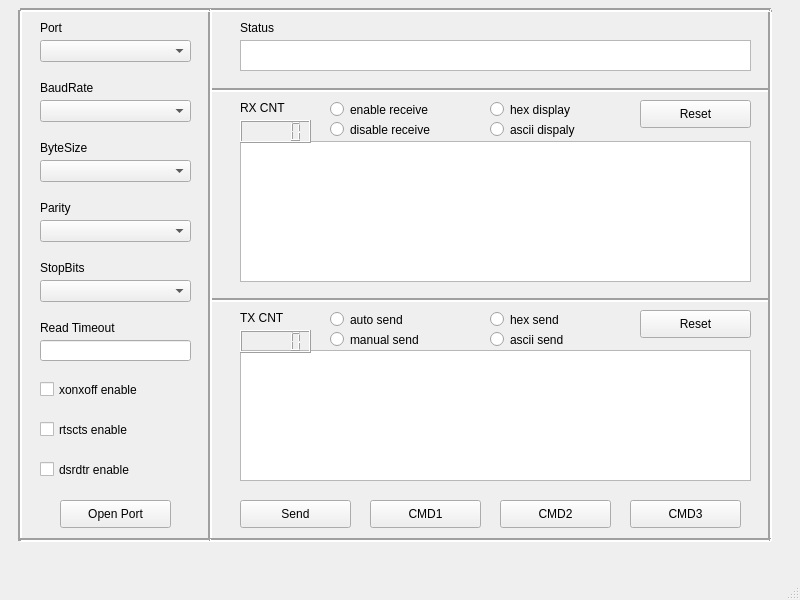
Old version of the form UI.ui in the repository victor-zheng/Python_UART_Debugger.
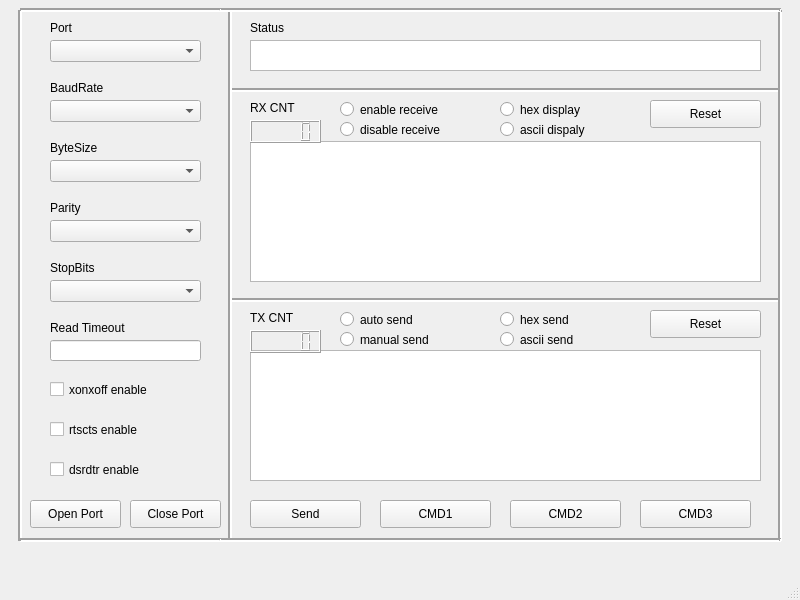
New version of the form.

Commit message: 1. add close port button 2. close port and open port have tesed 3. add parameter reseting function

```diff
--- a/UI.ui
+++ b/UI.ui
@@ -17,7 +17,7 @@
    <widget class="QTextBrowser" name="textBrowser_receive">
     <property name="geometry">
      <rect>
-      <x>240</x>
+      <x>250</x>
       <y>141</y>
       <width>511</width>
       <height>141</height>
@@ -27,7 +27,7 @@
    <widget class="QTextEdit" name="textEdit_transmit">
     <property name="geometry">
      <rect>
-      <x>240</x>
+      <x>250</x>
       <y>350</y>
       <width>511</width>
       <height>131</height>
@@ -37,7 +37,7 @@
    <widget class="QLCDNumber" name="lcdNumber_rx">
     <property name="geometry">
      <rect>
-      <x>240</x>
+      <x>250</x>
       <y>120</y>
       <width>71</width>
       <height>23</height>
@@ -47,7 +47,7 @@
    <widget class="QLCDNumber" name="lcdNumber_tx">
     <property name="geometry">
      <rect>
-      <x>240</x>
+      <x>250</x>
       <y>330</y>
       <width>71</width>
       <height>23</height>
@@ -57,7 +57,7 @@
    <widget class="QTextBrowser" name="textBrowser_status">
     <property name="geometry">
      <rect>
-      <x>240</x>
+      <x>250</x>
       <y>40</y>
       <width>511</width>
       <height>31</height>
@@ -67,7 +67,7 @@
    <widget class="QPushButton" name="pushButton_send">
     <property name="geometry">
      <rect>
-      <x>240</x>
+      <x>250</x>
       <y>500</y>
       <width>111</width>
       <height>28</height>
@@ -80,7 +80,7 @@
    <widget class="QPushButton" name="pushButton_cmd1">
     <property name="geometry">
      <rect>
-      <x>370</x>
+      <x>380</x>
       <y>500</y>
       <width>111</width>
       <height>28</height>
@@ -93,7 +93,7 @@
    <widget class="QPushButton" name="pushButton_cmd2">
     <property name="geometry">
      <rect>
-      <x>500</x>
+      <x>510</x>
       <y>500</y>
       <width>111</width>
       <height>28</height>
@@ -106,7 +106,7 @@
    <widget class="QPushButton" name="pushButton_cmd3">
     <property name="geometry">
      <rect>
-      <x>630</x>
+      <x>640</x>
       <y>500</y>
       <width>111</width>
       <height>28</height>
@@ -119,7 +119,7 @@
    <widget class="QLabel" name="label_9">
     <property name="geometry">
      <rect>
-      <x>240</x>
+      <x>250</x>
       <y>20</y>
       <width>72</width>
       <height>15</height>
@@ -132,7 +132,7 @@
    <widget class="QLabel" name="label_7">
     <property name="geometry">
      <rect>
-      <x>240</x>
+      <x>250</x>
       <y>100</y>
       <width>61</width>
       <height>16</height>
@@ -145,7 +145,7 @@
    <widget class="QLabel" name="label_8">
     <property name="geometry">
      <rect>
-      <x>240</x>
+      <x>250</x>
       <y>310</y>
       <width>61</width>
       <height>16</height>
@@ -158,7 +158,7 @@
    <widget class="QRadioButton" name="radioButton_disable_receive">
     <property name="geometry">
      <rect>
-      <x>330</x>
+      <x>340</x>
       <y>120</y>
       <width>151</width>
       <height>19</height>
@@ -171,7 +171,7 @@
    <widget class="QRadioButton" name="radioButton_enable_receive">
     <property name="geometry">
      <rect>
-      <x>330</x>
+      <x>340</x>
       <y>100</y>
       <width>151</width>
       <height>19</height>
@@ -184,7 +184,7 @@
    <widget class="QRadioButton" name="radioButton_hex_display">
     <property name="geometry">
      <rect>
-      <x>490</x>
+      <x>500</x>
       <y>100</y>
       <width>131</width>
       <height>19</height>
@@ -197,7 +197,7 @@
    <widget class="QPushButton" name="pushButton_reset_rx">
     <property name="geometry">
      <rect>
-      <x>640</x>
+      <x>650</x>
       <y>100</y>
       <width>111</width>
       <height>28</height>
@@ -210,7 +210,7 @@
    <widget class="QRadioButton" name="radioButton_ascii_display">
     <property name="geometry">
      <rect>
-      <x>490</x>
+      <x>500</x>
       <y>120</y>
       <width>131</width>
       <height>19</height>
@@ -223,7 +223,7 @@
    <widget class="QRadioButton" name="radioButton_ascii_send">
     <property name="geometry">
      <rect>
-      <x>490</x>
+      <x>500</x>
       <y>330</y>
       <width>131</width>
       <height>19</height>
@@ -236,7 +236,7 @@
    <widget class="QPushButton" name="pushButton_reset_tx">
     <property name="geometry">
      <rect>
-      <x>640</x>
+      <x>650</x>
       <y>310</y>
       <width>111</width>
       <height>28</height>
@@ -249,7 +249,7 @@
    <widget class="QRadioButton" name="radioButton_manual_send">
     <property name="geometry">
      <rect>
-      <x>330</x>
+      <x>340</x>
       <y>330</y>
       <width>151</width>
       <height>19</height>
@@ -262,7 +262,7 @@
    <widget class="QRadioButton" name="radioButton_hex_send">
     <property name="geometry">
      <rect>
-      <x>490</x>
+      <x>500</x>
       <y>310</y>
       <width>131</width>
       <height>19</height>
@@ -275,7 +275,7 @@
    <widget class="QRadioButton" name="radioButton_auto_send">
     <property name="geometry">
      <rect>
-      <x>330</x>
+      <x>340</x>
       <y>310</y>
       <width>151</width>
       <height>19</height>
@@ -288,9 +288,9 @@
    <widget class="Line" name="line">
     <property name="geometry">
      <rect>
-      <x>210</x>
+      <x>230</x>
       <y>80</y>
-      <width>561</width>
+      <width>551</width>
       <height>20</height>
      </rect>
     </property>
@@ -304,9 +304,9 @@
    <widget class="Line" name="line_2">
     <property name="geometry">
      <rect>
-      <x>210</x>
+      <x>230</x>
       <y>290</y>
-      <width>561</width>
+      <width>551</width>
       <height>20</height>
      </rect>
     </property>
@@ -320,7 +320,7 @@
    <widget class="Line" name="line_3">
     <property name="geometry">
      <rect>
-      <x>200</x>
+      <x>220</x>
       <y>10</y>
       <width>20</width>
       <height>531</height>
@@ -336,7 +336,7 @@
    <widget class="QCheckBox" name="checkBox_rtscts">
     <property name="geometry">
      <rect>
-      <x>40</x>
+      <x>50</x>
       <y>420</y>
       <width>151</width>
       <height>19</height>
@@ -349,7 +349,7 @@
    <widget class="QLabel" name="label_6">
     <property name="geometry">
      <rect>
-      <x>40</x>
+      <x>50</x>
       <y>320</y>
       <width>91</width>
       <height>16</height>
@@ -362,7 +362,7 @@
    <widget class="QLabel" name="label">
     <property name="geometry">
      <rect>
-      <x>40</x>
+      <x>50</x>
       <y>20</y>
       <width>72</width>
       <height>15</height>
@@ -375,7 +375,7 @@
    <widget class="QComboBox" name="comboBox_stopbits">
     <property name="geometry">
      <rect>
-      <x>40</x>
+      <x>50</x>
       <y>280</y>
       <width>151</width>
       <height>22</height>
@@ -385,7 +385,7 @@
    <widget class="QComboBox" name="comboBox_baudrate">
     <property name="geometry">
      <rect>
-      <x>40</x>
+      <x>50</x>
       <y>100</y>
       <width>151</width>
       <height>22</height>
@@ -395,7 +395,7 @@
    <widget class="QCheckBox" name="checkBox_dsrdtr">
     <property name="geometry">
      <rect>
-      <x>40</x>
+      <x>50</x>
       <y>460</y>
       <width>141</width>
       <height>19</height>
@@ -408,7 +408,7 @@
    <widget class="QLabel" name="label_2">
     <property name="geometry">
      <rect>
-      <x>40</x>
+      <x>50</x>
       <y>80</y>
       <width>72</width>
       <height>15</height>
@@ -421,7 +421,7 @@
    <widget class="QCheckBox" name="checkBox_xonxoff">
     <property name="geometry">
      <rect>
-      <x>40</x>
+      <x>50</x>
       <y>380</y>
       <width>151</width>
       <height>19</height>
@@ -434,7 +434,7 @@
    <widget class="QLabel" name="label_5">
     <property name="geometry">
      <rect>
-      <x>40</x>
+      <x>50</x>
       <y>260</y>
       <width>72</width>
       <height>15</height>
@@ -447,9 +447,9 @@
    <widget class="QPushButton" name="pushButton_openport">
     <property name="geometry">
      <rect>
-      <x>60</x>
+      <x>30</x>
       <y>500</y>
-      <width>111</width>
+      <width>91</width>
       <height>28</height>
      </rect>
     </property>
@@ -460,7 +460,7 @@
    <widget class="QLabel" name="label_4">
     <property name="geometry">
      <rect>
-      <x>40</x>
+      <x>50</x>
       <y>200</y>
       <width>72</width>
       <height>15</height>
@@ -473,7 +473,7 @@
    <widget class="QComboBox" name="comboBox_port">
     <property name="geometry">
      <rect>
-      <x>40</x>
+      <x>50</x>
       <y>40</y>
       <width>151</width>
       <height>22</height>
@@ -483,7 +483,7 @@
    <widget class="QComboBox" name="comboBox_bytesize">
     <property name="geometry">
      <rect>
-      <x>40</x>
+      <x>50</x>
       <y>160</y>
       <width>151</width>
       <height>22</height>
@@ -493,7 +493,7 @@
    <widget class="QComboBox" name="comboBox_parity">
     <property name="geometry">
      <rect>
-      <x>40</x>
+      <x>50</x>
       <y>220</y>
       <width>151</width>
       <height>22</height>
@@ -503,7 +503,7 @@
    <widget class="QLabel" name="label_3">
     <property name="geometry">
      <rect>
-      <x>40</x>
+      <x>50</x>
       <y>140</y>
       <width>72</width>
       <height>15</height>
@@ -516,7 +516,7 @@
    <widget class="Line" name="line_4">
     <property name="geometry">
      <rect>
-      <x>760</x>
+      <x>770</x>
       <y>10</y>
       <width>20</width>
       <height>531</height>
@@ -532,7 +532,7 @@
    <widget class="Line" name="line_5">
     <property name="geometry">
      <rect>
-      <x>210</x>
+      <x>220</x>
       <y>530</y>
       <width>561</width>
       <height>20</height>
@@ -548,7 +548,7 @@
    <widget class="Line" name="line_6">
     <property name="geometry">
      <rect>
-      <x>210</x>
+      <x>220</x>
       <y>0</y>
       <width>561</width>
       <height>20</height>
@@ -582,7 +582,7 @@
      <rect>
       <x>20</x>
       <y>0</y>
-      <width>191</width>
+      <width>201</width>
       <height>20</height>
      </rect>
     </property>
@@ -598,7 +598,7 @@
      <rect>
       <x>20</x>
       <y>530</y>
-      <width>191</width>
+      <width>201</width>
       <height>20</height>
      </rect>
     </property>
@@ -612,7 +612,7 @@
    <widget class="QLineEdit" name="lineEdit_timeout">
     <property name="geometry">
      <rect>
-      <x>40</x>
+      <x>50</x>
       <y>340</y>
       <width>151</width>
       <height>21</height>
@@ -622,6 +622,19 @@
      <bool>false</bool>
     </property>
    </widget>
+   <widget class="QPushButton" name="pushButton_closeport">
+    <property name="geometry">
+     <rect>
+      <x>130</x>
+      <y>500</y>
+      <width>91</width>
+      <height>28</height>
+     </rect>
+    </property>
+    <property name="text">
+     <string>Close Port</string>
+    </property>
+   </widget>
   </widget>
   <widget class="QMenuBar" name="menubar">
    <property name="geometry">
```
The commit also changes 3 other files.
